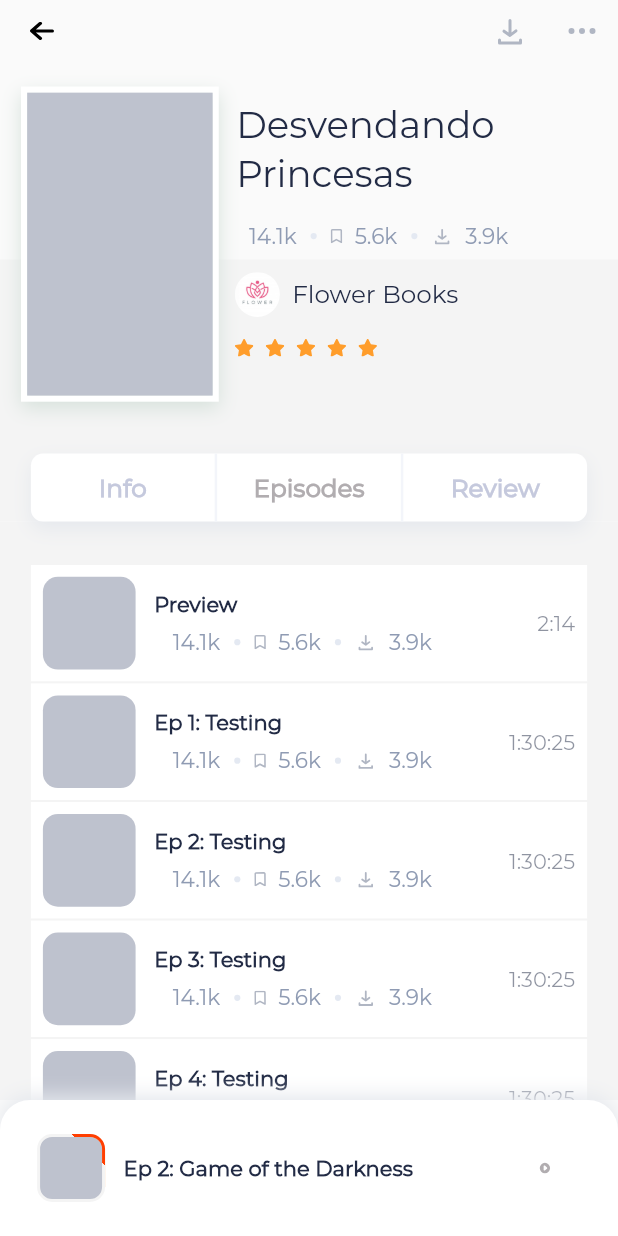
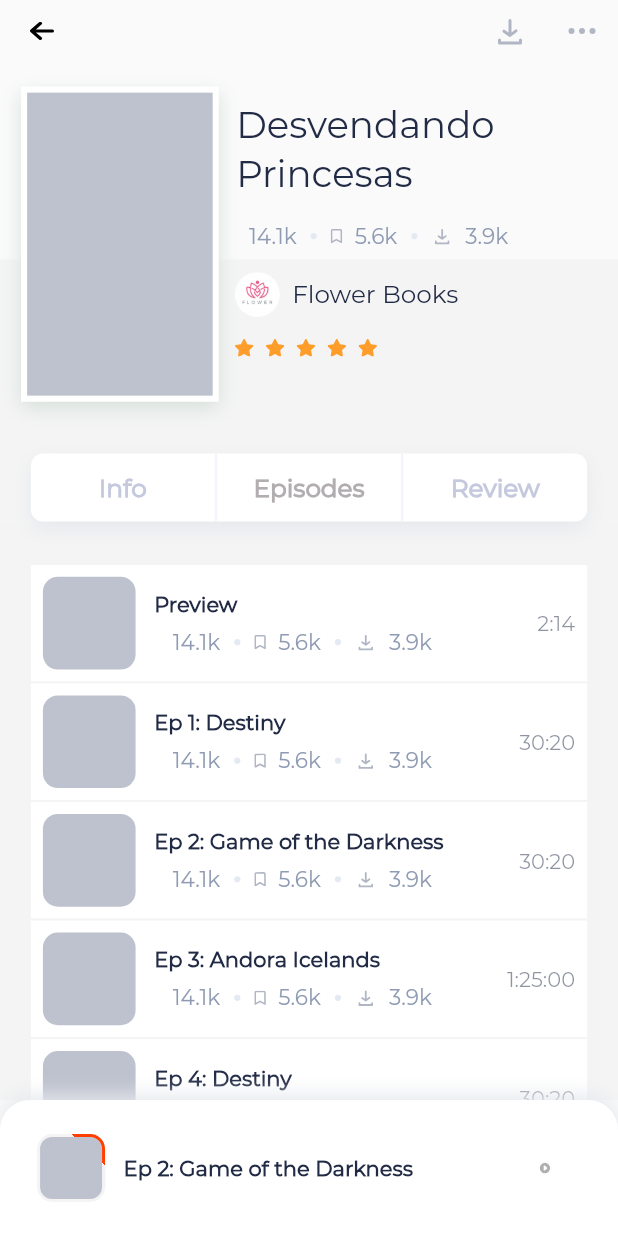
Before and after one commit to gairick-saha/book, a Flutter app: the screen it shows after launch, after a tap on an icon or button, on a phone screen of 412 x 824 dp. Run offline on Flutter 3.47's test engine with Material 2 defaults, Android fonts, the phone set to English and light mode, and no system bars; our stand-ins replace flutter_svg, get; missing offline and left inert: epub_viewer; project files that could hold a hidden picture were left out.

Commit message:
data model added for episode list

```diff
--- a/lib/constants/duration_format.dart
+++ b/lib/constants/duration_format.dart
@@ -18,7 +18,13 @@ class DurationFormatter {
     if (tokens.isNotEmpty || minutes != 0) {
       tokens.add('$minutes');
     }
-    tokens.add('$seconds');
+    if (tokens.isNotEmpty || seconds != 0) {
+      if (seconds == 0) {
+        tokens.add('${seconds}0');
+      } else {
+        tokens.add('$seconds');
+      }
+    }
 
     return tokens.join(':');
   }
--- a/lib/controller/episode_controller.dart
+++ b/lib/controller/episode_controller.dart
@@ -1,8 +1,115 @@
-// import 'package:book/models/episode_model.dart';
-// import 'package:get/get.dart';
+import 'package:book/models/episode_model.dart';
+import 'package:get/get.dart';
 
-// class EpisodeController extends GetxController {
-//   List<EpisodeModel> _allEpisodes;
+class EpisodeController extends GetxController {
+  List<EpisodeModel> _allEpisodes = List.empty();
 
-//   List<EpisodeModel> get allEpisodes => _allEpisodes;
-// }
+  @override
+  void onInit() {
+    _allEpisodes = [
+      EpisodeModel(
+        episodeNumber: 0,
+        episodeTitle: 'Preview',
+        episodeDuration: Duration(
+          hours: 0,
+          minutes: 30,
+          seconds: 25,
+        ),
+      ),
+      EpisodeModel(
+        episodeNumber: 1,
+        episodeTitle: 'Destiny',
+        episodeDuration: Duration(
+          hours: 0,
+          minutes: 30,
+          seconds: 20,
+        ),
+      ),
+      EpisodeModel(
+        episodeNumber: 2,
+        episodeTitle: 'Game of the Darkness',
+        episodeDuration: Duration(
+          hours: 0,
+          minutes: 30,
+          seconds: 20,
+        ),
+      ),
+      EpisodeModel(
+        episodeNumber: 3,
+        episodeTitle: 'Andora Icelands ',
+        episodeDuration: Duration(
+          hours: 1,
+          minutes: 25,
+          seconds: 00,
+        ),
+      ),
+      EpisodeModel(
+        episodeNumber: 4,
+        episodeTitle: 'Destiny',
+        episodeDuration: Duration(
+          hours: 0,
+          minutes: 30,
+          seconds: 20,
+        ),
+      ),
+      EpisodeModel(
+        episodeNumber: 5,
+        episodeTitle: 'Game of the Darkness',
+        episodeDuration: Duration(
+          hours: 0,
+          minutes: 30,
+          seconds: 20,
+        ),
+      ),
+      EpisodeModel(
+        episodeNumber: 6,
+        episodeTitle: 'Andora Icelands ',
+        episodeDuration: Duration(
+          hours: 1,
+          minutes: 25,
+          seconds: 0,
+        ),
+      ),
+      EpisodeModel(
+        episodeNumber: 7,
+        episodeTitle: 'Destiny',
+        episodeDuration: Duration(
+          hours: 0,
+          minutes: 30,
+          seconds: 20,
+        ),
+      ),
+      EpisodeModel(
+        episodeNumber: 8,
+        episodeTitle: 'Game of the Darkness',
+        episodeDuration: Duration(
+          hours: 0,
+          minutes: 30,
+          seconds: 20,
+        ),
+      ),
+      EpisodeModel(
+        episodeNumber: 9,
+        episodeTitle: 'Andora Icelands ',
+        episodeDuration: Duration(
+          hours: 1,
+          minutes: 25,
+          seconds: 0,
+        ),
+      ),
+      EpisodeModel(
+        episodeNumber: 10,
+        episodeTitle: 'Game of the Darkness',
+        episodeDuration: Duration(
+          hours: 0,
+          minutes: 30,
+          seconds: 20,
+        ),
+      ),
+    ];
+
+    super.onInit();
+  }
+
+  List<EpisodeModel> get allEpisode => _allEpisodes;
+}
--- a/lib/models/episode_model.dart
+++ b/lib/models/episode_model.dart
@@ -9,70 +9,3 @@ class EpisodeModel {
     this.episodeDuration,
   });
 }
-
-EpisodeModel get previewEpisode => EpisodeModel(
-      episodeNumber: 0,
-      episodeTitle: 'Preview',
-      episodeDuration: Duration(
-        hours: 0,
-        minutes: 30,
-        seconds: 25,
-      ),
-    );
-
-List<EpisodeModel> get allEpisodes => [
-      EpisodeModel(
-        episodeNumber: 1,
-        episodeTitle: 'Destiny',
-        episodeDuration: Duration(
-          hours: 0,
-          minutes: 30,
-          seconds: 20,
-        ),
-      ),
-      EpisodeModel(
-        episodeNumber: 2,
-        episodeTitle: 'Game of the Darkness',
-        episodeDuration: Duration(
-          hours: 0,
-          minutes: 30,
-          seconds: 20,
-        ),
-      ),
-      EpisodeModel(
-        episodeNumber: 3,
-        episodeTitle: 'Andora Icelands ',
-        episodeDuration: Duration(
-          hours: 1,
-          minutes: 25,
-          seconds: 0,
-        ),
-      ),
-      EpisodeModel(
-        episodeNumber: 4,
-        episodeTitle: 'Destiny',
-        episodeDuration: Duration(
-          hours: 0,
-          minutes: 30,
-          seconds: 20,
-        ),
-      ),
-      EpisodeModel(
-        episodeNumber: 5,
-        episodeTitle: 'Game of the Darkness',
-        episodeDuration: Duration(
-          hours: 0,
-          minutes: 30,
-          seconds: 20,
-        ),
-      ),
-      EpisodeModel(
-        episodeNumber: 6,
-        episodeTitle: 'Andora Icelands ',
-        episodeDuration: Duration(
-          hours: 1,
-          minutes: 25,
-          seconds: 0,
-        ),
-      ),
-    ];
--- a/lib/ui/screens/episode_screen.dart
+++ b/lib/ui/screens/episode_screen.dart
@@ -1,5 +1,3 @@
-import 'package:book/ui/screens/episodes_resume_screen.dart';
-import 'package:book/ui/widgets/backButton_widget.dart';
 import 'package:flutter/material.dart';
 import 'package:flutter_svg/flutter_svg.dart';
 
@@ -23,12 +21,14 @@ class EpisodeScreen extends StatelessWidget {
           mainAxisSize: MainAxisSize.max,
           children: [
             AppBar(
-              leading: BackButtonWidget(
-                route: EpisodesResumeScreen(),
+              leading: IconButton(
+                splashColor: Colors.transparent,
+                highlightColor: Colors.transparent,
                 icon: Icon(
                   Icons.arrow_back_ios,
                   color: Colors.black,
                 ),
+                onPressed: () => Navigator.pop(context),
               ),
               backgroundColor: Colors.transparent,
               elevation: 0,
--- a/lib/ui/screens/episodes_resume_screen.dart
+++ b/lib/ui/screens/episodes_resume_screen.dart
@@ -1,4 +1,6 @@
 import 'dart:io';
+import 'package:book/controller/episode_controller.dart';
+import 'package:book/models/episode_model.dart';
 import 'package:book/ui/screens/detail_book_screen.dart';
 import 'package:book/ui/screens/episode_screen.dart';
 import 'package:book/ui/widgets/backButton_widget.dart';
@@ -16,6 +18,7 @@ class EpisodesResumeScreen extends StatelessWidget {
 
   @override
   Widget build(BuildContext context) {
+    final _listEpisodes = Get.put(EpisodeController());
     final width = MediaQuery.of(context).size.width;
     final height = MediaQuery.of(context).size.height;
 
@@ -54,6 +57,7 @@ class EpisodesResumeScreen extends StatelessWidget {
         ],
       ),
       body: NestedScrollView(
+        physics: NeverScrollableScrollPhysics(),
         headerSliverBuilder: (BuildContext context, bool isScrolled) {
           return <Widget>[
             SliverAppBar(
@@ -196,7 +200,8 @@ class EpisodesResumeScreen extends StatelessWidget {
             color: Color(0xfff4f4f4),
           ),
           child: ListView.separated(
-            itemCount: 10,
+            shrinkWrap: true,
+            itemCount: _listEpisodes.allEpisode.length,
             itemBuilder: ((BuildContext context, int index) {
               if (index == 0) {
                 return InkWell(
@@ -207,7 +212,8 @@ class EpisodesResumeScreen extends StatelessWidget {
                   child: EpisodeCardWidget(
                     screenHeight: height,
                     screenWidth: width,
-                    episodeTitle: 'Preview',
+                    episodeTitle:
+                        '${_listEpisodes.allEpisode[index].episodeTitle}',
                     episodeDuration: Duration(
                       minutes: 2,
                       seconds: 14,
@@ -222,12 +228,10 @@ class EpisodesResumeScreen extends StatelessWidget {
                   child: EpisodeCardWidget(
                     screenHeight: height,
                     screenWidth: width,
-                    episodeTitle: 'Ep $index: Testing',
-                    episodeDuration: Duration(
-                      hours: 1,
-                      minutes: 30,
-                      seconds: 25,
-                    ),
+                    episodeTitle:
+                        'Ep ${_listEpisodes.allEpisode[index].episodeNumber}: ${_listEpisodes.allEpisode[index].episodeTitle}',
+                    episodeDuration:
+                        _listEpisodes.allEpisode[index].episodeDuration,
                   ),
                 );
               }
```
